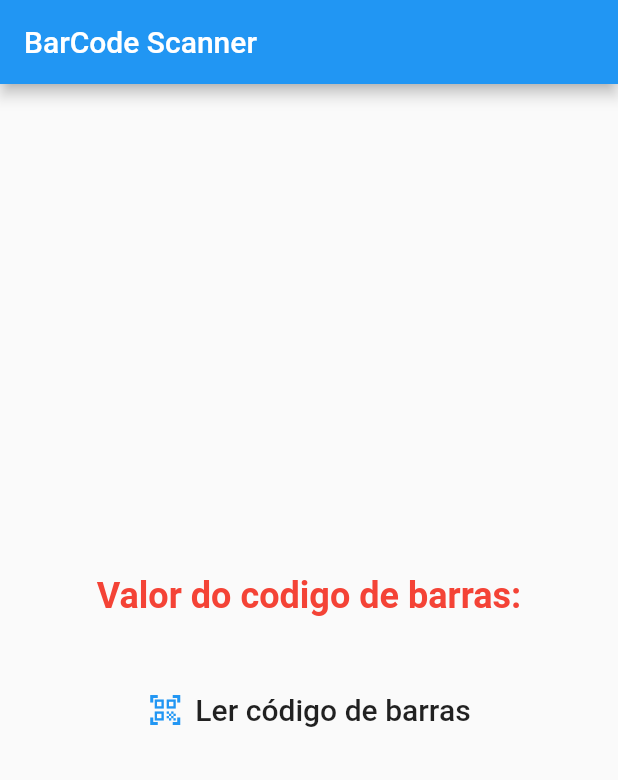
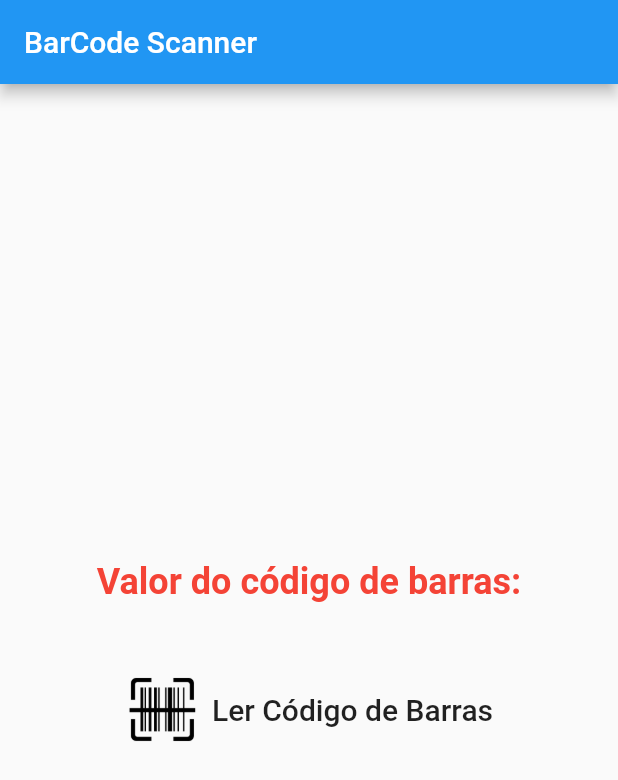
Before and after one commit to jonatasandradedeveloper/flutter-barcode, a Flutter app: the screen it shows after launch, on a phone screen of 412 x 824 dp. Shown: the top 780 px of the screen. Run offline on Flutter 3.47's test engine with Material 2 defaults, Android fonts, the phone set to English and light mode, and no system bars; our stand-ins replace get; missing offline and left inert: flutter_barcode_scanner.

```diff
--- a/flutter_module/lib/home_page.dart
+++ b/flutter_module/lib/home_page.dart
@@ -1,6 +1,6 @@
 import 'package:flutter/material.dart';
+import './home_page_controller.dart';
 import 'package:get/get.dart';
-import './home_page_controller.dart';
 
 class HomePage extends StatelessWidget {
   HomePage() {
@@ -8,7 +8,7 @@ class HomePage extends StatelessWidget {
   }
 
   @override
-  Widget build(BuildContext contex) {
+  Widget build(BuildContext context) {
     return Scaffold(
       appBar: AppBar(
         title: Text('BarCode Scanner'),
@@ -18,29 +18,34 @@ class HomePage extends StatelessWidget {
           mainAxisAlignment: MainAxisAlignment.center,
           children: [
             Text(
-                'Valor do codigo de barras:',
+              'Valor do código de barras:',
               style: Get.theme.textTheme.headline5
                   .copyWith(fontWeight: FontWeight.bold, color: Colors.red),
             ),
-              GetBuilder<HomePageController>(builder: (controller) {
+            GetBuilder<HomePageController>(
+              builder: (controller) {
                 return Text(
                   controller.valorCodigoBarras,
                   style: Get.theme.textTheme.headline5,
                 );
-              }),
+              },
+            ),
             SizedBox(
               height: 10,
             ),
             TextButton.icon(
+              icon: Image.asset(
+                'assets/icon.png',
+                width: 50,
+              ),
+              label: Text('Ler Código de Barras',
+                  style: Get.theme.textTheme.headline6),
               onPressed: () =>
                   Get.find<HomePageController>().escanearCodigoBarras(),
-                  icon: Icon(Icons.qr_code_scanner_sharp),
-                  label: Text(
-                    'Ler código de barras',
-                    style: Get.theme.textTheme.headline6,
-                  ))
+            )
           ],
         ),
-        ));
+      ),
+    );
   }
 }
--- a/flutter_module/lib/home_page_controller.dart
+++ b/flutter_module/lib/home_page_controller.dart
@@ -1,12 +1,12 @@
+import 'package:flutter_barcode_scanner/flutter_barcode_scanner.dart';
 import 'package:get/get.dart';
-import 'package:flutter_barcode_scanner/flutter_barcode_scanner.dart';
 
 class HomePageController extends GetxController {
   var valorCodigoBarras = '';
 
   Future<void> escanearCodigoBarras() async {
     String barcodeScanRes = await FlutterBarcodeScanner.scanBarcode(
-        '#f45', 'Cancelar', true, ScanMode.BARCODE);
+        '#ff6666', 'Cancelar', true, ScanMode.BARCODE);
 
     if (barcodeScanRes == '-1') {
       Get.snackbar('Cancelado', 'Leitura Cancelada');
--- a/flutter_module/lib/main.dart
+++ b/flutter_module/lib/main.dart
@@ -1,8 +1,10 @@
 import 'package:flutter/material.dart';
+import './home_page.dart';
 import 'package:get/get.dart';
-import './home_page.dart';
 
-void main() => runApp(MyApp());
+void main() {
+  runApp(MyApp());
+}
 
 class MyApp extends StatelessWidget {
   @override
--- a/flutter_module/pubspec.yaml
+++ b/flutter_module/pubspec.yaml
@@ -48,6 +48,8 @@ flutter:
   # assets:
   #   - images/a_dot_burr.jpeg
   #   - images/a_dot_ham.jpeg
+  assets:
+    - assets/
 
   # An image asset can refer to one or more resolution-specific "variants", see
   # https://flutter.dev/assets-and-images/#resolution-aware.
```
Also changed, not shown: flutter_module/assets/icon.png (added), 1 other file. Lines whose indentation alone changed are shown as unchanged.
